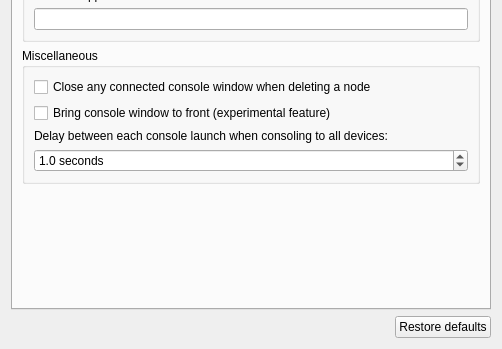
Qt form gns3/ui/general_preferences_page.ui (GNS3/gns3-gui) before a commit; both pictures show x 0 to 502 and y 272 to 621 of the 502 by 621 pixel window.
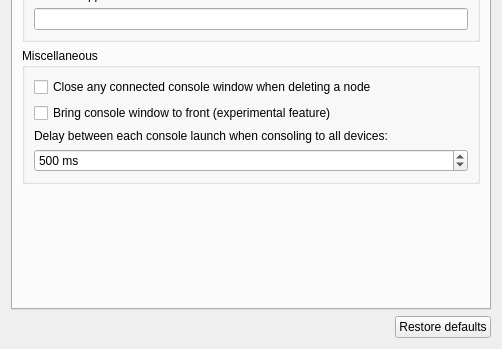
The same form after that commit. The open tabs and pages were chosen to show the change.

Commit message: Delay (default 500 ms) when Telneting to all nodes.

```diff
--- a/gns3/ui/general_preferences_page.ui
+++ b/gns3/ui/general_preferences_page.ui
@@ -353,21 +353,15 @@
            </widget>
           </item>
           <item row="3" column="0">
-           <widget class="QDoubleSpinBox" name="uiSlowConsoleAllDoubleSpinBox">
+           <widget class="QSpinBox" name="uiDelayConsoleAllSpinBox">
             <property name="suffix">
-             <string> seconds</string>
+             <string> ms</string>
             </property>
-            <property name="decimals">
-             <number>1</number>
-            </property>
-            <property name="minimum">
-             <double>0.000000000000000</double>
-            </property>
-            <property name="singleStep">
-             <double>0.500000000000000</double>
+            <property name="maximum">
+             <number>10000</number>
             </property>
             <property name="value">
-             <double>1.000000000000000</double>
+             <number>500</number>
             </property>
            </widget>
           </item>
```
Left out of the diff: 6 changed lines with no effect on the pictures. The commit also changes 5 other files.
